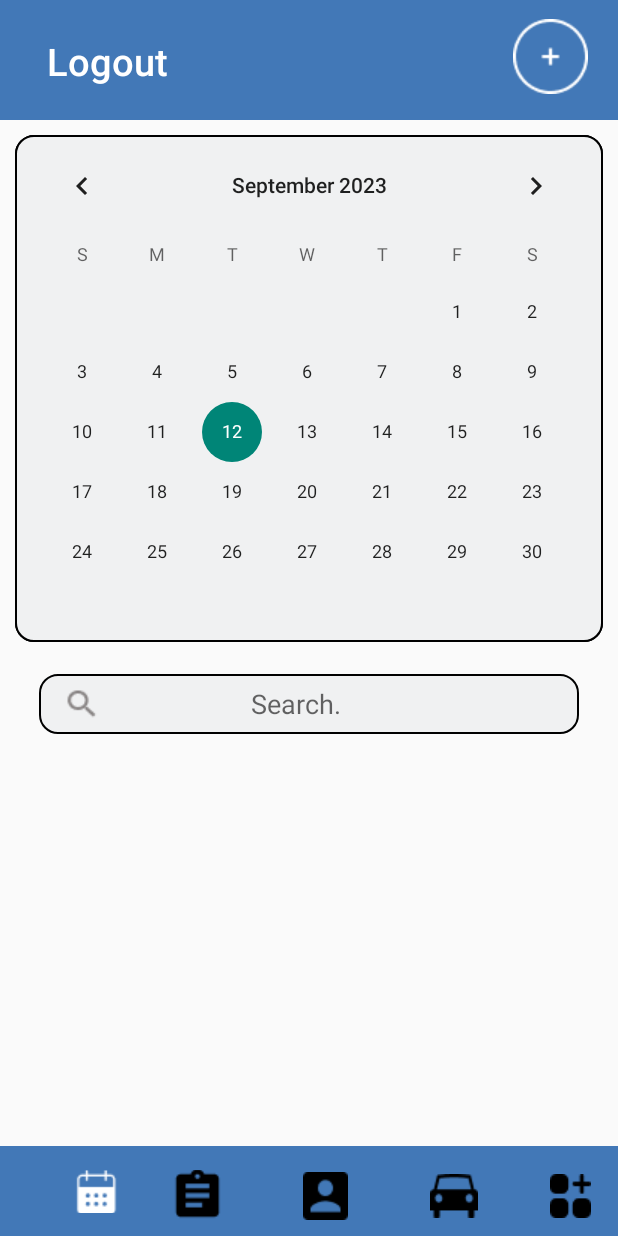
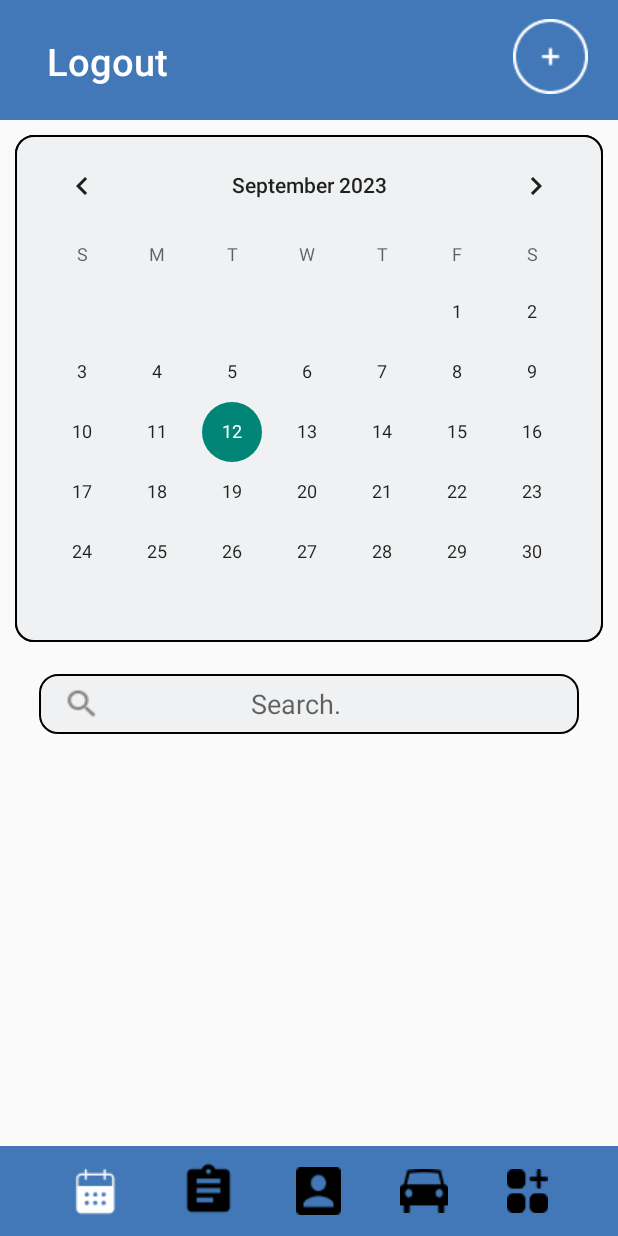
Before and after one commit to Nav1996/vemas_application, an Android app: the calender screen opened directly, with no data from a screen before it, on a phone screen of 412 x 824 dp. Run offline under Robolectric (Android 15) with nearby library versions, the phone set to English and light mode, and no system bars.

Commit message:
lower bar alignment

```diff
--- a/app/src/main/res/layout/lowercustombar.xml
+++ b/app/src/main/res/layout/lowercustombar.xml
@@ -7,84 +7,85 @@
     android:layout_height="60dp"
     android:background="#4278B7">
 
-
-    <RelativeLayout
-        android:layout_width="match_parent"
-        android:layout_height="match_parent">
-
     <LinearLayout
         android:layout_width="match_parent"
         android:layout_height="match_parent"
-            android:layout_marginTop="16dp"
-            android:layout_marginBottom="10dp"
-            android:orientation="horizontal">
+        android:layout_gravity="center"
+        android:orientation="horizontal"
+        android:gravity="center_vertical">
 
+        <!-- Equal spacing from the start of the toolbar to the first button -->
+        <Space
+            android:layout_width="0dp"
+            android:layout_height="wrap_content"
+            android:layout_weight="1" />
+
+        <!-- Use weight and wrap_content for ImageButton widths -->
         <ImageButton
             android:id="@+id/calender"
-                android:layout_width="50dp"
+            android:layout_width="wrap_content"
             android:layout_height="wrap_content"
-                android:layout_alignParentStart="true"
-                android:layout_alignParentBottom="true"
-                android:layout_gravity="start"
-                android:layout_marginStart="15dp"
-                android:layout_marginBottom="5dp"
             android:background="@android:color/transparent"
-                android:src="@drawable/calender_white"
-                android:paddingStart="15dp"/>
+            android:src="@drawable/calender_white"/>
+
+        <!-- Equal spacing between buttons -->
+        <Space
+            android:layout_width="8dp"
+            android:layout_height="wrap_content"
+            android:layout_weight="1" />
 
         <ImageButton
             android:id="@+id/jobcard"
-                android:layout_width="70dp"
-                android:layout_height="match_parent"
-                android:layout_alignParentStart="true"
-                android:layout_alignParentBottom="true"
-                android:layout_gravity="start"
-                android:layout_marginStart="15dp"
-                android:layout_marginBottom="0dp"
+            android:layout_width="wrap_content"
+            android:layout_height="wrap_content"
             android:background="@android:color/transparent"
             android:src="@drawable/jobcardicon" />
 
+        <!-- Equal spacing between buttons -->
+        <Space
+            android:layout_width="8dp"
+            android:layout_height="wrap_content"
+            android:layout_weight="1" />
+
         <ImageButton
             android:id="@+id/profile"
-                android:layout_width="70dp"
-                android:layout_height="match_parent"
-                android:layout_alignParentStart="true"
-                android:layout_alignParentBottom="true"
-                android:layout_gravity="start"
-                android:layout_marginStart="15dp"
-                android:layout_marginBottom="0dp"
+            android:layout_width="wrap_content"
+            android:layout_height="38dp"
             android:background="@android:color/transparent"
             android:src="@drawable/profileicon" />
 
+        <!-- Equal spacing between buttons -->
+        <Space
+            android:layout_width="8dp"
+            android:layout_height="wrap_content"
+            android:layout_weight="1" />
+
         <ImageButton
             android:id="@+id/vehicle"
-                android:layout_width="70dp"
-                android:layout_height="match_parent"
-                android:layout_alignParentStart="true"
-                android:layout_alignParentBottom="true"
-                android:layout_gravity="start"
-                android:layout_marginStart="15dp"
-                android:layout_marginBottom="0dp"
+            android:layout_width="wrap_content"
+            android:layout_height="38dp"
             android:background="@android:color/transparent"
             android:src="@drawable/car_black" />
 
+        <!-- Equal spacing between buttons -->
+        <Space
+            android:layout_width="8dp"
+            android:layout_height="wrap_content"
+            android:layout_weight="1" />
+
         <ImageButton
             android:id="@+id/dashboard"
-                android:layout_width="70dp"
-                android:layout_height="match_parent"
-                android:layout_alignParentStart="true"
-                android:layout_alignParentBottom="true"
-                android:layout_gravity="start"
-                android:layout_marginStart="15dp"
-                android:layout_marginBottom="0dp"
+            android:layout_width="wrap_content"
+            android:layout_height="38dp"
             android:background="@android:color/transparent"
             android:src="@drawable/dashboard_black"
-                android:paddingEnd="15dp"/>
+            android:paddingEnd="15dp" />
+
+        <!-- Equal spacing from the end of the last button to the end of the toolbar -->
+        <Space
+            android:layout_width="0dp"
+            android:layout_height="wrap_content"
+            android:layout_weight="1" />
 
     </LinearLayout>
-
-
-
-
-    </RelativeLayout>
 </androidx.appcompat.widget.Toolbar>
```
Lines whose indentation alone changed are shown as unchanged.
